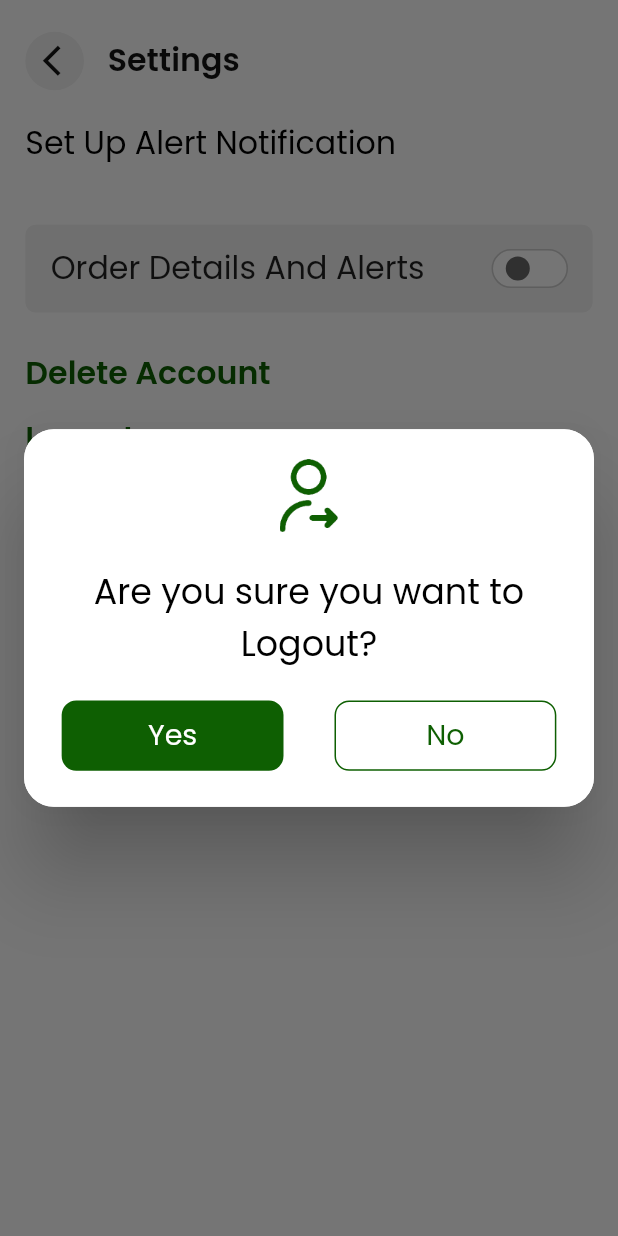
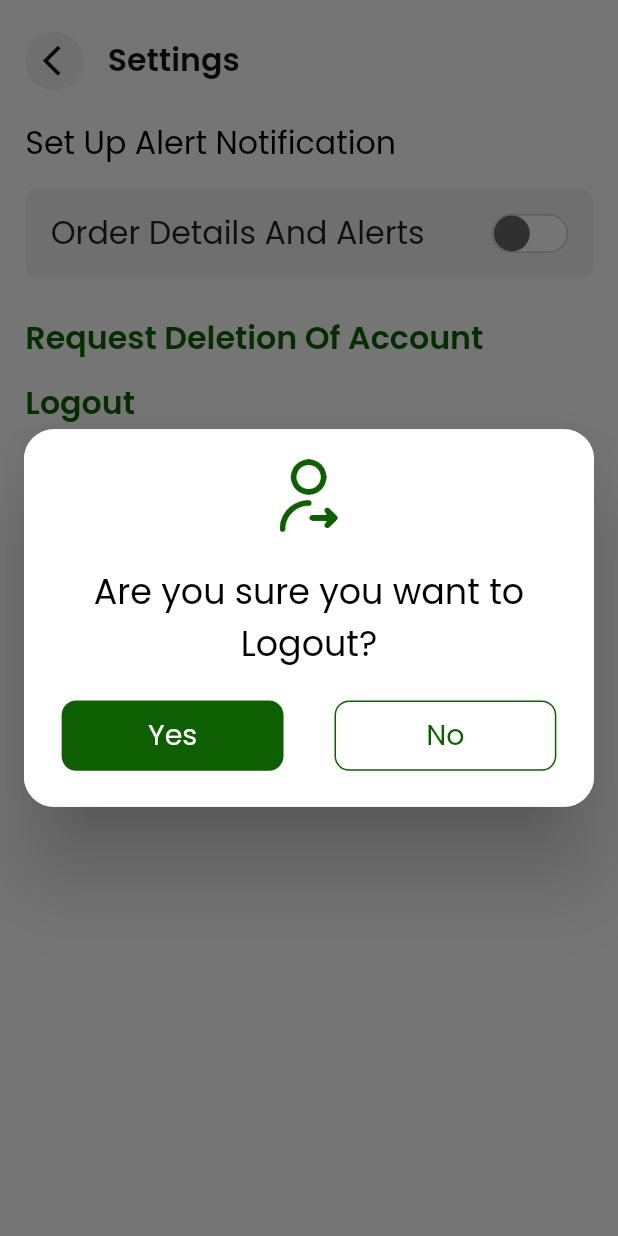
Before and after one commit to sachingupta2006/farm_flow_delivery, a Flutter app: the Settings screen opened by its route, after a tap on "Logout", on a phone screen of 412 x 824 dp. Run offline on Flutter 3.47's test engine with Material 2 defaults, Android fonts, the phone set to English and light mode, and no system bars; drawn by our look-alikes of flutter_switch; our stand-ins replace another_flushbar, flutter_screenutil, flutter_svg, get, google_fonts, image_cropper and 6 more.

Commit message:
settings

```diff
--- a/lib/View/Settings.dart
+++ b/lib/View/Settings.dart
@@ -37,14 +37,14 @@ class _SettingsState extends State<Settings> {
                       },
                       child: CircleAvatar(
                           radius: 20.h,
-                          backgroundColor: Color(0XFFF1F1F1),
+                          backgroundColor: const Color(0XFFF1F1F1),
                           child: Center(
                             child: Padding(
                               padding: EdgeInsets.only(left: 8.w),
                               child: Icon(
                                 Icons.arrow_back_ios,
                                 size: 25.h,
-                                color: Color(0xFF141414),
+                                color: const Color(0xFF141414),
                               ),
                             ),
                           )),
@@ -55,28 +55,10 @@ class _SettingsState extends State<Settings> {
                     Text(
                       "Settings",
                       style: TextStyle(
-                          color: Color(0xFF141414),
+                          color: const Color(0xFF141414),
                           fontSize: 20.sp,
                           fontWeight: FontWeight.w600),
                     ),
-                    // Spacer(),
-                    // ElevatedButton(
-                    //   onPressed: () {
-                    //     Get.toNamed("/notification");
-                    //   },
-                    //   child: SvgPicture.asset(
-                    //     "assets/images/Notificationicon.svg",
-                    //     width: 20.w,
-                    //     height: 24.h,
-                    //   ),
-                    //   style: ElevatedButton.styleFrom(
-                    //     shape: CircleBorder(),
-                    //     // padding: EdgeInsets.all(10),
-                    //     elevation: 2,
-                    //     backgroundColor: AppColors.white,
-                    //     shadowColor: Color(0xFF444444), // <-- Splash color
-                    //   ),
-                    // )
                   ],
                 ),
               ),
@@ -98,21 +80,16 @@ class _SettingsState extends State<Settings> {
                   ),
                 ],
               ),
-              SizedBox(
-                height: 39.h,
-              ),
+              SizedBox(height: 15.h),
               Container(
                 decoration: BoxDecoration(
                   borderRadius: BorderRadius.circular(7.h),
                   color: AppColors.greyF1F1F1,
                 ),
-
                 margin: EdgeInsets.symmetric(horizontal: 16.w),
-                // color: AppColors.greyF1F1F1,
                 child: CustomListTile(
                   title: "Order Details And Alerts",
                   statecontroller: state,
-                  //sizefactor: MediaQuery.of(context).size.width * 0.4,
                 ),
               ),
               sizedBoxHeight(25.h),
@@ -123,10 +100,10 @@ class _SettingsState extends State<Settings> {
                 child: Padding(
                   padding: EdgeInsets.symmetric(horizontal: 16.w),
                   child: Text(
-                    "Delete Account",
+                    "Request Deletion Of Account",
                     style: TextStyle(
                         fontSize: 20.sp,
-                        color: Color(0XFF0E5F02),
+                        color: const Color(0XFF0E5F02),
                         fontFamily: "Poppins",
                         fontWeight: FontWeight.w600),
                   ),
@@ -143,7 +120,7 @@ class _SettingsState extends State<Settings> {
                     "Logout",
                     style: TextStyle(
                         fontSize: 20.sp,
-                        color: Color(0XFF0E5F02),
+                        color: const Color(0XFF0E5F02),
                         fontFamily: "Poppins",
                         fontWeight: FontWeight.w600),
                   ),
@@ -164,23 +141,23 @@ class _SettingsState extends State<Settings> {
         mainAxisAlignment: MainAxisAlignment.center,
         children: [
           AlertDialog(
-            insetPadding: EdgeInsets.symmetric(horizontal: 16),
-            backgroundColor: Get.isDarkMode ? Colors.black : Color(0XFFFFFFFF),
-            //contentPadding: EdgeInsets.fromLTRB(96, 32, 96, 28),
+            insetPadding: const EdgeInsets.symmetric(horizontal: 16),
+            backgroundColor:
+                Get.isDarkMode ? Colors.black : const Color(0XFFFFFFFF),
             shape: RoundedRectangleBorder(
-              borderRadius: BorderRadius.all(Radius.circular(20)),
+              borderRadius: const BorderRadius.all(Radius.circular(20)),
               side: BorderSide(
-                  color: Get.isDarkMode ? Colors.grey : Color(0XFFFFFFFF)),
+                  color:
+                      Get.isDarkMode ? Colors.grey : const Color(0XFFFFFFFF)),
             ),
             content: Column(
               mainAxisAlignment: MainAxisAlignment.start,
               crossAxisAlignment: CrossAxisAlignment.start,
               children: [
-                //sizedBoxHeight(32.h),
                 Align(
                   alignment: Alignment.center,
-                  child: Image.asset(
-                    "mailto:assets/images/bin@2x.png",
+                  child: SvgPicture.asset(
+                    "assets/images/emailEnvo.svg",
                     width: 35.w,
                     height: 34.h,
                   ),
@@ -191,23 +168,21 @@ class _SettingsState extends State<Settings> {
                 Align(
                   alignment: Alignment.center,
                   child: Text(
-                    "Are you sure you want to Request Deletion Of Your Account?",
+                    "Are you sure you want to request co-op to delete your account?",
                     textAlign: TextAlign.center,
                     style: TextStyle(
                       color: Colors.black,
                       fontSize: 22.sp,
-                      //fontWeight: FontWeight.w600,
                     ),
                   ),
                 ),
-
                 sizedBoxHeight(21.h),
                 Row(
                   mainAxisAlignment: MainAxisAlignment.spaceAround,
                   children: [
                     InkWell(
                       onTap: () {
-                        Navigator.pop(context);
+                        Get.back();
                         buildprofiledelete2dialog(context);
                       },
                       child: Container(
@@ -228,13 +203,13 @@ class _SettingsState extends State<Settings> {
                     sizedBoxWidth(28.w),
                     InkWell(
                       onTap: () {
-                        Navigator.pop(context);
+                        Get.back();
                       },
                       child: Container(
                         height: 48.h,
                         width: 140.w,
                         decoration: BoxDecoration(
-                            border: Border.all(color: Color(0XFF0E5F02)),
+                            border: Border.all(color: const Color(0XFF0E5F02)),
                             borderRadius: BorderRadius.circular(10.h),
                             color: AppColors.white),
                         child: Center(
@@ -260,49 +235,45 @@ class _SettingsState extends State<Settings> {
     return showDialog(
         context: context,
         builder: (context) {
-          Future.delayed(Duration(seconds: 3), () {
+          Future.delayed(const Duration(seconds: 3), () {
             Navigator.of(context).pop(true);
           });
           return Column(
             mainAxisAlignment: MainAxisAlignment.center,
             children: [
               AlertDialog(
-                insetPadding: EdgeInsets.symmetric(horizontal: 16),
+                insetPadding: const EdgeInsets.symmetric(horizontal: 16),
                 backgroundColor:
-                    Get.isDarkMode ? Colors.black : Color(0XFFFFFFFF),
+                    Get.isDarkMode ? Colors.black : const Color(0XFFFFFFFF),
                 contentPadding: EdgeInsets.fromLTRB(57.w, 46.h, 57.w, 21.h),
                 shape: RoundedRectangleBorder(
-                  borderRadius: BorderRadius.all(Radius.circular(20)),
+                  borderRadius: const BorderRadius.all(Radius.circular(20)),
                   side: BorderSide(
-                      color: Get.isDarkMode ? Colors.grey : Color(0XFFFFFFFF)),
+                      color: Get.isDarkMode
+                          ? Colors.grey
+                          : const Color(0XFFFFFFFF)),
                 ),
                 content: Column(
                   mainAxisAlignment: MainAxisAlignment.start,
                   crossAxisAlignment: CrossAxisAlignment.start,
                   children: [
-                    //sizedBoxHeight(46.h),
+                    Align(
+                      alignment: Alignment.center,
+                      child: SvgPicture.asset("assets/images/emailEnvo.svg"),
+                    ),
+                    sizedBoxHeight(21.h),
                     Align(
                       alignment: Alignment.center,
                       child: Text(
-                        "Request Send To The Admin",
+                        "Request Send To Co-Op",
                         textAlign: TextAlign.center,
                         style: TextStyle(
                           color: Colors.black,
                           fontSize: 22.sp,
-                          //fontWeight: FontWeight.w600,
                         ),
                       ),
                     ),
-                    sizedBoxHeight(21.h),
-                    Align(
-                      alignment: Alignment.center,
-                      child: SvgPicture.asset(
-                        "assets/images/profilrcheck.svg",
-                        width: 67.w,
-                        height: 67.h,
-                      ),
-                    ),
-                    // sizedBoxHeight(44.h)
+                    sizedBoxHeight(40.h),
                   ],
                 ),
               ),
@@ -318,19 +289,19 @@ class _SettingsState extends State<Settings> {
         mainAxisAlignment: MainAxisAlignment.center,
         children: [
           AlertDialog(
-            insetPadding: EdgeInsets.symmetric(horizontal: 16),
-            backgroundColor: Get.isDarkMode ? Colors.black : Color(0XFFFFFFFF),
-            //contentPadding: EdgeInsets.fromLTRB(96, 32, 96, 28),
+            insetPadding: const EdgeInsets.symmetric(horizontal: 16),
+            backgroundColor:
+                Get.isDarkMode ? Colors.black : const Color(0XFFFFFFFF),
             shape: RoundedRectangleBorder(
-              borderRadius: BorderRadius.all(Radius.circular(20)),
+              borderRadius: const BorderRadius.all(Radius.circular(20)),
               side: BorderSide(
-                  color: Get.isDarkMode ? Colors.grey : Color(0XFFFFFFFF)),
+                  color:
+                      Get.isDarkMode ? Colors.grey : const Color(0XFFFFFFFF)),
             ),
             content: Column(
               mainAxisAlignment: MainAxisAlignment.start,
               crossAxisAlignment: CrossAxisAlignment.start,
               children: [
-                //sizedBoxHeight(32.h),
                 Align(
                   alignment: Alignment.center,
                   child: Image.asset(
@@ -350,11 +321,9 @@ class _SettingsState extends State<Settings> {
                     style: TextStyle(
                       color: Colors.black,
                       fontSize: 22.sp,
-                      //fontWeight: FontWeight.w600,
                     ),
                   ),
                 ),
-
                 sizedBoxHeight(21.h),
                 Row(
                   mainAxisAlignment: MainAxisAlignment.spaceAround,
@@ -387,7 +356,7 @@ class _SettingsState extends State<Settings> {
                         height: 48.h,
                         width: 140.w,
                         decoration: BoxDecoration(
-                            border: Border.all(color: Color(0XFF0E5F02)),
+                            border: Border.all(color: const Color(0XFF0E5F02)),
                             borderRadius: BorderRadius.circular(10.h),
                             color: AppColors.white),
                         child: Center(
@@ -416,14 +385,11 @@ class CustomListTile extends StatefulWidget {
     required this.title,
     required this.statecontroller,
     this.addVideoPage = false,
-
-    //required this.sizefactor
   }) : super(key: key);
 
   final String? title;
   bool statecontroller;
   bool addVideoPage;
-  //double sizefactor;
 
   @override
   State<CustomListTile> createState() => _CustomListTileState();
@@ -432,7 +398,7 @@ class CustomListTile extends StatefulWidget {
 class _CustomListTileState extends State<CustomListTile> {
   @override
   Widget build(BuildContext context) {
-    return Container(
+    return SizedBox(
       height: 60.h,
       child: Padding(
         padding:
@@ -444,10 +410,9 @@ class _CustomListTileState extends State<CustomListTile> {
               widget.title!,
               style: TextStyle(
                 fontSize: 20.sp,
-                // color: Color(0XFF4D4D4D),
               ),
             ),
-            Spacer(),
+            const Spacer(),
             FlutterSwitch(
               switchBorder: Border.all(
                 strokeAlign: BorderSide.strokeAlignCenter,
@@ -455,12 +420,13 @@ class _CustomListTileState extends State<CustomListTile> {
                 width: 1,
                 color: const Color(0xffCCCCCC),
               ),
+              padding: 0,
               width: 50.0,
               height: 25.0,
-              toggleColor: Color(0xFF0E5F02),
+              toggleColor: const Color(0xFF0E5F02),
               activeColor: AppColors.white,
               inactiveColor: Colors.white,
-              inactiveToggleColor: Color(0xff686868),
+              inactiveToggleColor: const Color(0xff686868),
               value: widget.statecontroller,
               onToggle: (val) {
                 setState(() {
```
Also changed, not shown: assets/images/emailEnvo.svg (added).
